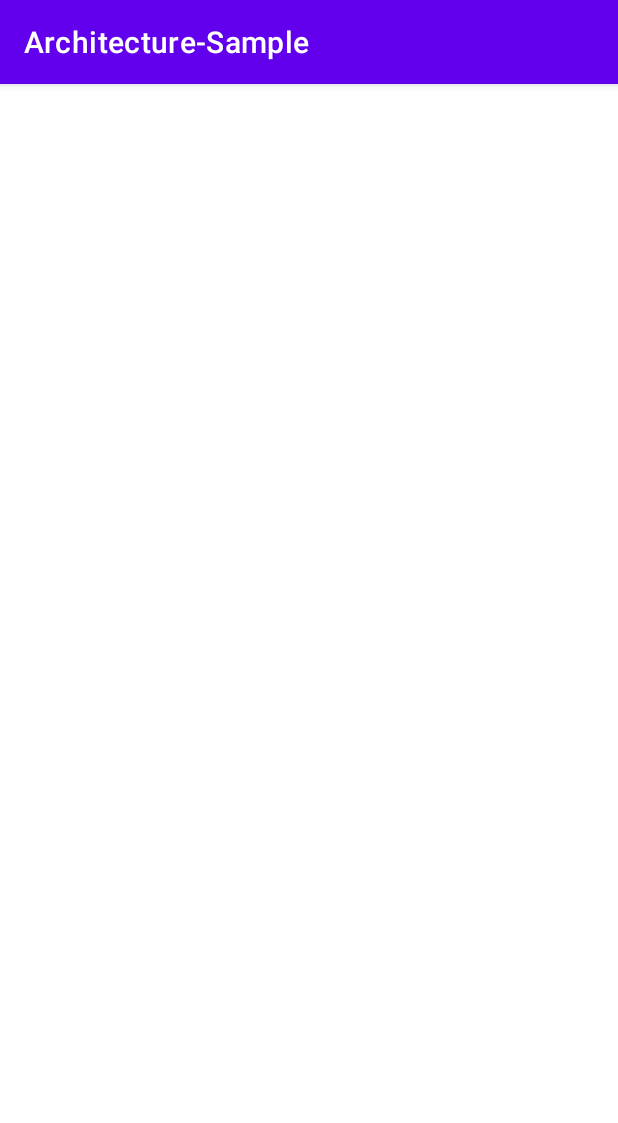
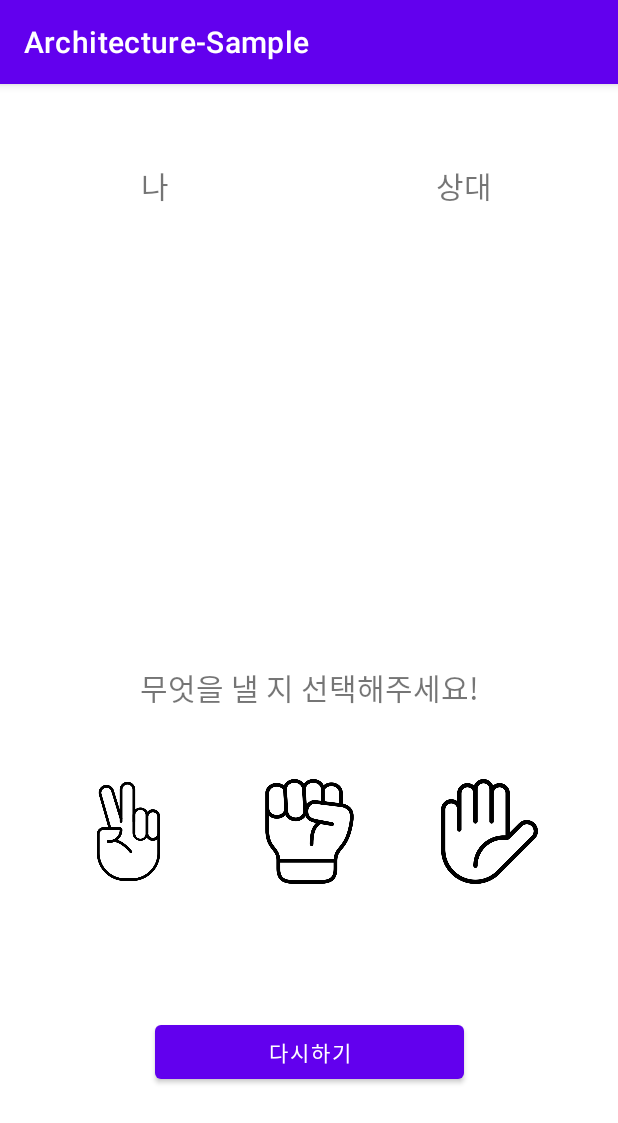
Before and after one commit to hansh0101-sample/Architecture-Sample, an Android app: the screen it shows after launch (MainActivity), on a phone screen of 412 x 824 dp. Shown: the top 1123 px of the screen. Run offline under Robolectric (Android 15) with nearby library versions, the phone set to English and light mode, and no system bars; our stand-ins replace data binding; 7 statements that could not run were skipped.

Commit message:
[Rock Paper Scissors] MVVM View 추가

```diff
--- a/app/src/main/AndroidManifest.xml
+++ b/app/src/main/AndroidManifest.xml
@@ -12,7 +12,7 @@
         android:theme="@style/Theme.ArchitectureSample"
         tools:targetApi="31">
         <activity
-            android:name=".MainActivity"
+            android:name=".view.MainActivity"
             android:exported="true">
             <intent-filter>
                 <action android:name="android.intent.action.MAIN" />
--- a/app/src/main/java/com/vimosoft/architecture_sample/MainActivity.kt
+++ /dev/null
@@ -1,25 +0,0 @@
-package com.vimosoft.architecture_sample
-
-import androidx.appcompat.app.AppCompatActivity
-import android.os.Bundle
-import com.vimosoft.architecture_sample.databinding.ActivityMainBinding
-import com.vimosoft.architecture_sample.model.Game
-import com.vimosoft.architecture_sample.model.GameResult
-import com.vimosoft.architecture_sample.model.Pick
-import com.vimosoft.architecture_sample.model.Player
-
-class MainActivity : AppCompatActivity() {
-    private lateinit var binding: ActivityMainBinding
-    private lateinit var game: Game
-
-    override fun onCreate(savedInstanceState: Bundle?) {
-        super.onCreate(savedInstanceState)
-        initView()
-    }
-
-    // View 초기화
-    private fun initView() {
-        binding = ActivityMainBinding.inflate(layoutInflater)
-        setContentView(binding.root)
-    }
-}
--- /dev/null
+++ b/app/src/main/java/com/vimosoft/architecture_sample/view/MainActivity.kt
@@ -0,0 +1,39 @@
+package com.vimosoft.architecture_sample.view
+
+import android.os.Bundle
+import androidx.appcompat.app.AppCompatActivity
+import androidx.databinding.DataBindingUtil
+import com.vimosoft.architecture_sample.R
+import com.vimosoft.architecture_sample.databinding.ActivityMainBinding
+import com.vimosoft.architecture_sample.model.Pick
+import com.vimosoft.architecture_sample.viewmodel.MainViewModel
+
+class MainActivity : AppCompatActivity() {
+    private lateinit var binding: ActivityMainBinding
+    private val mainViewModel by lazy { MainViewModel() }
+
+    override fun onCreate(savedInstanceState: Bundle?) {
+        super.onCreate(savedInstanceState)
+        binding = DataBindingUtil.setContentView(this, R.layout.activity_main)
+        binding.viewModel = mainViewModel
+
+        initOnClickListener()
+    }
+
+    private fun initOnClickListener() {
+        with(binding) {
+            imageScissors.setOnClickListener {
+                mainViewModel.setMyPick(Pick.SCISSORS)
+            }
+            imageRock.setOnClickListener {
+                mainViewModel.setMyPick(Pick.ROCK)
+            }
+            imagePaper.setOnClickListener {
+                mainViewModel.setMyPick(Pick.PAPER)
+            }
+            buttonReset.setOnClickListener {
+                mainViewModel.restart()
+            }
+        }
+    }
+}
--- a/app/src/main/res/layout/activity_main.xml
+++ b/app/src/main/res/layout/activity_main.xml
@@ -1,10 +1,19 @@
 <?xml version="1.0" encoding="utf-8"?>
-<androidx.constraintlayout.widget.ConstraintLayout xmlns:android="http://schemas.android.com/apk/res/android"
+<layout xmlns:android="http://schemas.android.com/apk/res/android"
     xmlns:app="http://schemas.android.com/apk/res-auto"
-    xmlns:tools="http://schemas.android.com/tools"
+    xmlns:tools="http://schemas.android.com/tools">
+
+    <data>
+
+        <variable
+            name="viewModel"
+            type="com.vimosoft.architecture_sample.viewmodel.MainViewModel" />
+    </data>
+
+    <androidx.constraintlayout.widget.ConstraintLayout
         android:layout_width="match_parent"
         android:layout_height="match_parent"
-    tools:context=".MainActivity">
+        tools:context=".view.MainActivity">
 
         <androidx.constraintlayout.widget.ConstraintLayout
             android:id="@+id/layout_my_pick"
@@ -32,6 +41,7 @@
                 android:id="@+id/image_my_pick"
                 android:layout_width="100dp"
                 android:layout_height="100dp"
+                app:imageSrc="@{viewModel.player1.pick.resId}"
                 app:layout_constraintBottom_toTopOf="@id/text_my_result"
                 app:layout_constraintEnd_toEndOf="parent"
                 app:layout_constraintStart_toStartOf="parent"
@@ -42,6 +52,7 @@
                 android:id="@+id/text_my_result"
                 android:layout_width="wrap_content"
                 android:layout_height="wrap_content"
+                android:text='@{viewModel.player1.gameResult == null ? "" : viewModel.player1.gameResult.message}'
                 android:textSize="32sp"
                 app:layout_constraintBottom_toBottomOf="parent"
                 app:layout_constraintEnd_toEndOf="parent"
@@ -75,6 +86,7 @@
                 android:id="@+id/image_opponent_pick"
                 android:layout_width="100dp"
                 android:layout_height="100dp"
+                app:imageSrc="@{viewModel.player2.pick.resId}"
                 app:layout_constraintBottom_toTopOf="@id/text_opponent_result"
                 app:layout_constraintEnd_toEndOf="parent"
                 app:layout_constraintStart_toStartOf="parent"
@@ -85,6 +97,7 @@
                 android:id="@+id/text_opponent_result"
                 android:layout_width="wrap_content"
                 android:layout_height="wrap_content"
+                android:text='@{viewModel.player2.gameResult == null ? "" : viewModel.player2.gameResult.message}'
                 android:textSize="32sp"
                 app:layout_constraintBottom_toBottomOf="parent"
                 app:layout_constraintEnd_toEndOf="parent"
@@ -164,3 +177,5 @@
             app:layout_constraintWidth_percent="0.5" />
 
     </androidx.constraintlayout.widget.ConstraintLayout>
+
+</layout>
```
Lines whose indentation alone changed are shown as unchanged.
